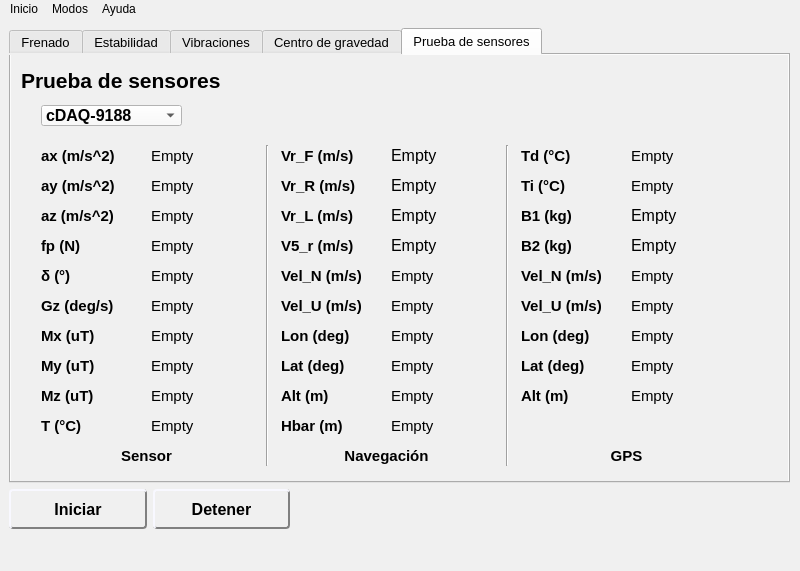
Before: the Qt Designer form interfaz_app.ui in luisgl90/PVE-Python, drawn with Qt 5.
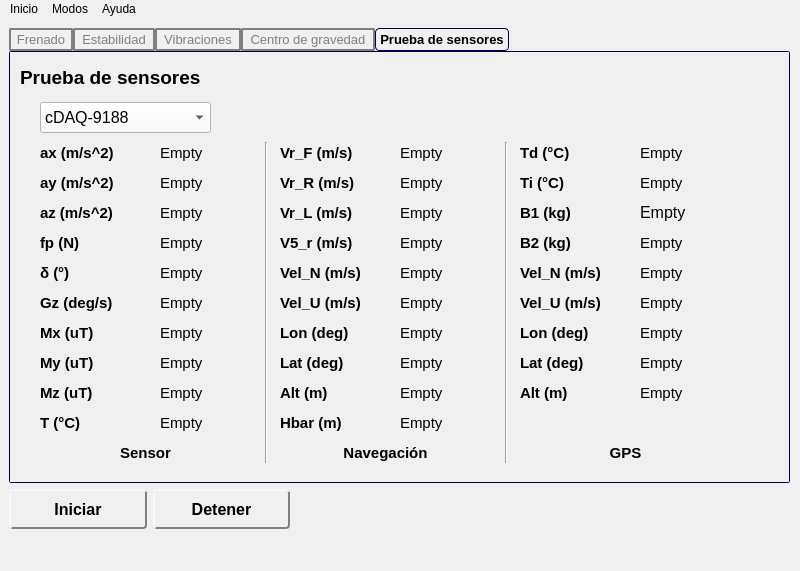
After: the same form once the commit is applied. The open tabs and pages were chosen to show the change. Icons and pictures are not drawn. Custom widgets are drawn as their Qt base class.

The edit to the form file:
```diff
--- a/interfaz_app.ui
+++ b/interfaz_app.ui
@@ -61,7 +61,36 @@
 	border-right: 2px solid WhiteSmoke;
 }
 
-</string>
+QTabWidget::pane {
+	border: 1px solid   rgb(0, 0, 80);
+	border-radius: 2px;
+}
+
+QTabBar::tab {
+	border-radius: 2px;
+	border: 2px;
+	padding: 2px;
+}
+
+QTabBar::tab:selected {
+	background: rgb(240, 240, 240);
+	color: black;
+	font-weight: bold;
+	border-radius: 4px;
+	 border: 1px solid   rgb(0, 0, 80);;
+	padding-right: 4px;
+	padding-left: 4px;
+}
+
+QTabBar::tab:!selected {
+	background: #f0f0f0;
+	color: gray;
+	font-weight: normal;
+	border-radius: 2px;
+	border: 2px solid gray;
+	padding-right: 4px;
+	padding-left: 4px;
+}</string>
   </property>
   <widget class="QWidget" name="centralwidget">
    <property name="minimumSize">
@@ -94,6 +123,8 @@
        <property name="font">
         <font>
          <pointsize>10</pointsize>
+         <weight>75</weight>
+         <bold>true</bold>
         </font>
        </property>
        <property name="styleSheet">
@@ -1655,9 +1686,9 @@
         <widget class="QLabel" name="label_prb_ax">
          <property name="geometry">
           <rect>
-           <x>140</x>
+           <x>150</x>
            <y>90</y>
-           <width>101</width>
+           <width>91</width>
            <height>21</height>
           </rect>
          </property>
@@ -1679,9 +1710,9 @@
         <widget class="QLabel" name="label_prb_ay">
          <property name="geometry">
           <rect>
-           <x>140</x>
+           <x>150</x>
            <y>120</y>
-           <width>101</width>
+           <width>91</width>
            <height>21</height>
           </rect>
          </property>
@@ -1703,9 +1734,9 @@
         <widget class="QLabel" name="label_prb_az">
          <property name="geometry">
           <rect>
-           <x>140</x>
+           <x>150</x>
            <y>150</y>
-           <width>101</width>
+           <width>91</width>
            <height>21</height>
           </rect>
          </property>
@@ -1781,7 +1812,7 @@
          </property>
          <property name="font">
           <font>
-           <pointsize>16</pointsize>
+           <pointsize>14</pointsize>
            <weight>75</weight>
            <bold>true</bold>
           </font>
@@ -1793,15 +1824,15 @@
         <widget class="QLabel" name="label_prb_vr_L_yawNav">
          <property name="geometry">
           <rect>
-           <x>380</x>
+           <x>390</x>
            <y>150</y>
-           <width>101</width>
+           <width>91</width>
            <height>21</height>
           </rect>
          </property>
          <property name="font">
           <font>
-           <pointsize>12</pointsize>
+           <pointsize>11</pointsize>
           </font>
          </property>
          <property name="frameShape">
@@ -1840,15 +1871,15 @@
         <widget class="QLabel" name="label_prb_vr_F_rollNav">
          <property name="geometry">
           <rect>
-           <x>380</x>
+           <x>390</x>
            <y>90</y>
-           <width>101</width>
+           <width>91</width>
            <height>21</height>
           </rect>
          </property>
          <property name="font">
           <font>
-           <pointsize>12</pointsize>
+           <pointsize>11</pointsize>
           </font>
          </property>
          <property name="frameShape">
@@ -1864,15 +1895,15 @@
         <widget class="QLabel" name="label_prb_vr_R_pitchNav">
          <property name="geometry">
           <rect>
-           <x>380</x>
+           <x>390</x>
            <y>120</y>
-           <width>101</width>
+           <width>91</width>
            <height>21</height>
           </rect>
          </property>
          <property name="font">
           <font>
-           <pointsize>12</pointsize>
+           <pointsize>11</pointsize>
           </font>
          </property>
          <property name="frameShape">
@@ -1934,9 +1965,9 @@
         <widget class="QLabel" name="label_prb_fp_Gx">
          <property name="geometry">
           <rect>
-           <x>140</x>
+           <x>150</x>
            <y>180</y>
-           <width>101</width>
+           <width>91</width>
            <height>21</height>
           </rect>
          </property>
@@ -1981,9 +2012,9 @@
         <widget class="QLabel" name="label_prb_Td_rollGPS">
          <property name="geometry">
           <rect>
-           <x>620</x>
+           <x>630</x>
            <y>90</y>
-           <width>101</width>
+           <width>91</width>
            <height>21</height>
           </rect>
          </property>
@@ -2005,9 +2036,9 @@
         <widget class="QLabel" name="label_prb_Ti_pitchGPS">
          <property name="geometry">
           <rect>
-           <x>620</x>
+           <x>630</x>
            <y>120</y>
-           <width>101</width>
+           <width>91</width>
            <height>21</height>
           </rect>
          </property>
@@ -2075,15 +2106,15 @@
         <widget class="QLabel" name="label_prb_B2_velEGPS">
          <property name="geometry">
           <rect>
-           <x>620</x>
+           <x>630</x>
            <y>180</y>
-           <width>101</width>
+           <width>91</width>
            <height>21</height>
           </rect>
          </property>
          <property name="font">
           <font>
-           <pointsize>12</pointsize>
+           <pointsize>11</pointsize>
           </font>
          </property>
          <property name="frameShape">
@@ -2122,15 +2153,15 @@
         <widget class="QLabel" name="label_prb_v5_r_velENav">
          <property name="geometry">
           <rect>
-           <x>380</x>
+           <x>390</x>
            <y>180</y>
-           <width>101</width>
+           <width>91</width>
            <height>21</height>
           </rect>
          </property>
          <property name="font">
           <font>
-           <pointsize>12</pointsize>
+           <pointsize>11</pointsize>
           </font>
          </property>
          <property name="frameShape">
@@ -2146,9 +2177,9 @@
         <widget class="QLabel" name="label_prb_B1_yawGPS">
          <property name="geometry">
           <rect>
-           <x>620</x>
+           <x>630</x>
            <y>150</y>
-           <width>101</width>
+           <width>91</width>
            <height>21</height>
           </rect>
          </property>
@@ -2216,9 +2247,9 @@
         <widget class="QLabel" name="label_prb_delta_Gy">
          <property name="geometry">
           <rect>
-           <x>140</x>
+           <x>150</x>
            <y>210</y>
-           <width>101</width>
+           <width>91</width>
            <height>21</height>
           </rect>
          </property>
@@ -2265,15 +2296,106 @@
           <rect>
            <x>30</x>
            <y>50</y>
-           <width>141</width>
-           <height>21</height>
+           <width>171</width>
+           <height>31</height>
           </rect>
          </property>
+         <property name="palette">
+          <palette>
+           <active>
+            <colorrole role="Button">
+             <brush brushstyle="SolidPattern">
+              <color alpha="255">
+               <red>250</red>
+               <green>250</green>
+               <blue>250</blue>
+              </color>
+             </brush>
+            </colorrole>
+            <colorrole role="Base">
+             <brush brushstyle="SolidPattern">
+              <color alpha="255">
+               <red>250</red>
+               <green>250</green>
+               <blue>250</blue>
+              </color>
+             </brush>
+            </colorrole>
+            <colorrole role="Window">
+             <brush brushstyle="SolidPattern">
+              <color alpha="255">
+               <red>250</red>
+               <green>250</green>
+               <blue>250</blue>
+              </color>
+             </brush>
+            </colorrole>
+           </active>
+           <inactive>
+            <colorrole role="Button">
+             <brush brushstyle="SolidPattern">
+              <color alpha="255">
+               <red>250</red>
+               <green>250</green>
+               <blue>250</blue>
+              </color>
+             </brush>
+            </colorrole>
+            <colorrole role="Base">
+             <brush brushstyle="SolidPattern">
+              <color alpha="255">
+               <red>250</red>
+               <green>250</green>
+               <blue>250</blue>
+              </color>
+             </brush>
+            </colorrole>
+            <colorrole role="Window">
+             <brush brushstyle="SolidPattern">
+              <color alpha="255">
+               <red>250</red>
+               <green>250</green>
+               <blue>250</blue>
+              </color>
+             </brush>
+            </colorrole>
+           </inactive>
+           <disabled>
+            <colorrole role="Button">
+             <brush brushstyle="SolidPattern">
+              <color alpha="255">
+               <red>250</red>
+               <green>250</green>
+               <blue>250</blue>
+              </color>
+             </brush>
+            </colorrole>
+            <colorrole role="Base">
+             <brush brushstyle="SolidPattern">
+              <color alpha="255">
+               <red>250</red>
+               <green>250</green>
+               <blue>250</blue>
+              </color>
+             </brush>
+            </colorrole>
+            <colorrole role="Window">
+             <brush brushstyle="SolidPattern">
+              <color alpha="255">
+               <red>250</red>
+               <green>250</green>
+               <blue>250</blue>
+              </color>
+             </brush>
+            </colorrole>
+           </disabled>
+          </palette>
+         </property>
          <property name="font">
           <font>
            <pointsize>12</pointsize>
-           <weight>75</weight>
-           <bold>true</bold>
+           <weight>50</weight>
+           <bold>false</bold>
           </font>
          </property>
          <item>
@@ -2316,9 +2438,9 @@
         <widget class="QLabel" name="label_prb_My">
          <property name="geometry">
           <rect>
-           <x>140</x>
+           <x>150</x>
            <y>300</y>
-           <width>101</width>
+           <width>91</width>
            <height>21</height>
           </rect>
          </property>
@@ -2340,9 +2462,9 @@
         <widget class="QLabel" name="label_prb_Mz">
          <property name="geometry">
           <rect>
-           <x>140</x>
+           <x>150</x>
            <y>330</y>
-           <width>101</width>
+           <width>91</width>
            <height>21</height>
           </rect>
          </property>
@@ -2364,9 +2486,9 @@
         <widget class="QLabel" name="label_prb_T">
          <property name="geometry">
           <rect>
-           <x>140</x>
+           <x>150</x>
            <y>360</y>
-           <width>101</width>
+           <width>91</width>
            <height>21</height>
           </rect>
          </property>
@@ -2411,9 +2533,9 @@
         <widget class="QLabel" name="label_prb_Gz">
          <property name="geometry">
           <rect>
-           <x>140</x>
+           <x>150</x>
            <y>240</y>
-           <width>101</width>
+           <width>91</width>
            <height>21</height>
           </rect>
          </property>
@@ -2458,9 +2580,9 @@
         <widget class="QLabel" name="label_prb_Mx">
          <property name="geometry">
           <rect>
-           <x>140</x>
+           <x>150</x>
            <y>270</y>
-           <width>101</width>
+           <width>91</width>
            <height>21</height>
           </rect>
          </property>
@@ -2551,9 +2673,9 @@
         <widget class="QLabel" name="label_prb_LonNav">
          <property name="geometry">
           <rect>
-           <x>380</x>
+           <x>390</x>
            <y>270</y>
-           <width>101</width>
+           <width>91</width>
            <height>21</height>
           </rect>
          </property>
@@ -2575,9 +2697,9 @@
         <widget class="QLabel" name="label_prb_LatNav">
          <property name="geometry">
           <rect>
-           <x>380</x>
+           <x>390</x>
            <y>300</y>
-           <width>101</width>
+           <width>91</width>
            <height>21</height>
           </rect>
          </property>
@@ -2599,9 +2721,9 @@
         <widget class="QLabel" name="label_prb_altNav">
          <property name="geometry">
           <rect>
-           <x>380</x>
+           <x>390</x>
            <y>330</y>
-           <width>101</width>
+           <width>91</width>
            <height>21</height>
           </rect>
          </property>
@@ -2625,7 +2747,7 @@
           <rect>
            <x>270</x>
            <y>210</y>
-           <width>101</width>
+           <width>111</width>
            <height>21</height>
           </rect>
          </property>
@@ -2646,9 +2768,9 @@
         <widget class="QLabel" name="label_prb_velNNav">
          <property name="geometry">
           <rect>
-           <x>380</x>
+           <x>390</x>
            <y>210</y>
-           <width>101</width>
+           <width>91</width>
            <height>21</height>
           </rect>
          </property>
@@ -2693,9 +2815,9 @@
         <widget class="QLabel" name="label_prb_velUNav">
          <property name="geometry">
           <rect>
-           <x>380</x>
+           <x>390</x>
            <y>240</y>
-           <width>101</width>
+           <width>91</width>
            <height>21</height>
           </rect>
          </property>
@@ -2765,7 +2887,7 @@
           <rect>
            <x>270</x>
            <y>240</y>
-           <width>101</width>
+           <width>111</width>
            <height>21</height>
           </rect>
          </property>
@@ -2786,9 +2908,9 @@
         <widget class="QLabel" name="label_prb_LonGPS">
          <property name="geometry">
           <rect>
-           <x>620</x>
+           <x>630</x>
            <y>270</y>
-           <width>101</width>
+           <width>91</width>
            <height>21</height>
           </rect>
          </property>
@@ -2810,9 +2932,9 @@
         <widget class="QLabel" name="label_prb_LatGPS">
          <property name="geometry">
           <rect>
-           <x>620</x>
+           <x>630</x>
            <y>300</y>
-           <width>101</width>
+           <width>91</width>
            <height>21</height>
           </rect>
          </property>
@@ -2834,9 +2956,9 @@
         <widget class="QLabel" name="label_prb_AltGPS">
          <property name="geometry">
           <rect>
-           <x>620</x>
+           <x>630</x>
            <y>330</y>
-           <width>101</width>
+           <width>91</width>
            <height>21</height>
           </rect>
          </property>
@@ -2860,7 +2982,7 @@
           <rect>
            <x>510</x>
            <y>210</y>
-           <width>101</width>
+           <width>111</width>
            <height>21</height>
           </rect>
          </property>
@@ -2881,9 +3003,9 @@
         <widget class="QLabel" name="label_prb_velNGPS">
          <property name="geometry">
           <rect>
-           <x>620</x>
+           <x>630</x>
            <y>210</y>
-           <width>101</width>
+           <width>91</width>
            <height>21</height>
           </rect>
          </property>
@@ -2928,9 +3050,9 @@
         <widget class="QLabel" name="label_prb_velUGPS">
          <property name="geometry">
           <rect>
-           <x>620</x>
+           <x>630</x>
            <y>240</y>
-           <width>101</width>
+           <width>91</width>
            <height>21</height>
           </rect>
          </property>
@@ -3000,7 +3122,7 @@
           <rect>
            <x>510</x>
            <y>240</y>
-           <width>101</width>
+           <width>111</width>
            <height>21</height>
           </rect>
          </property>
@@ -3021,9 +3143,9 @@
         <widget class="QLabel" name="label_prb_Hbar">
          <property name="geometry">
           <rect>
-           <x>380</x>
+           <x>390</x>
            <y>360</y>
-           <width>101</width>
+           <width>91</width>
            <height>21</height>
           </rect>
          </property>
```
Left out of the diff: 58 changed lines with no effect on the pictures.
